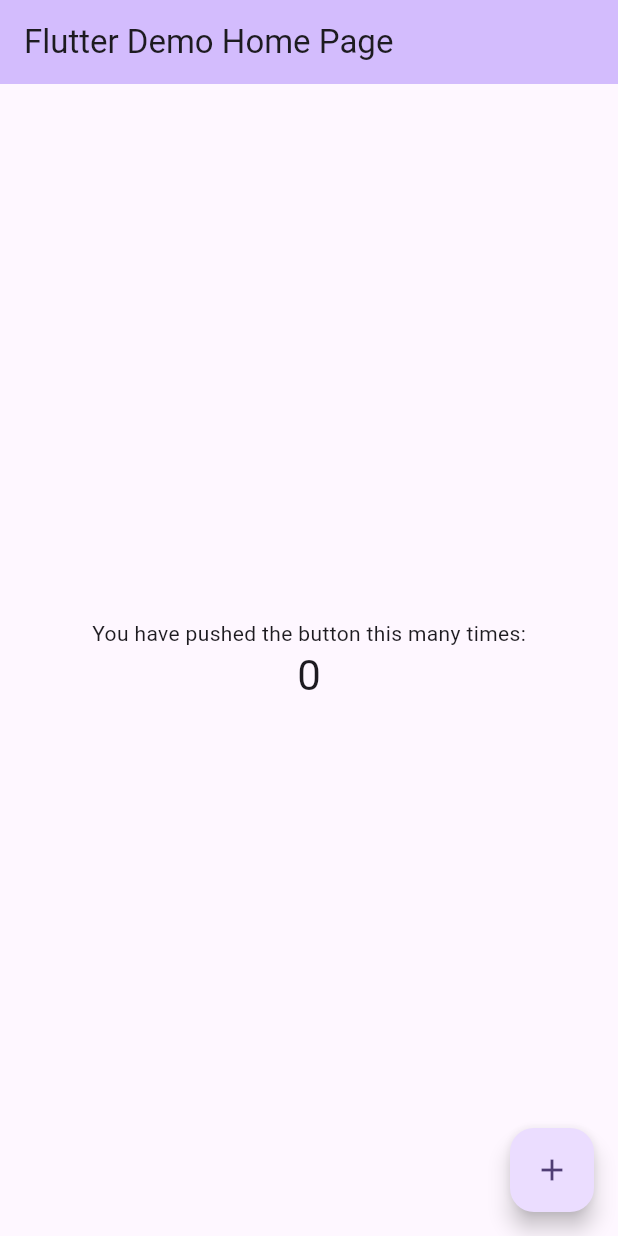
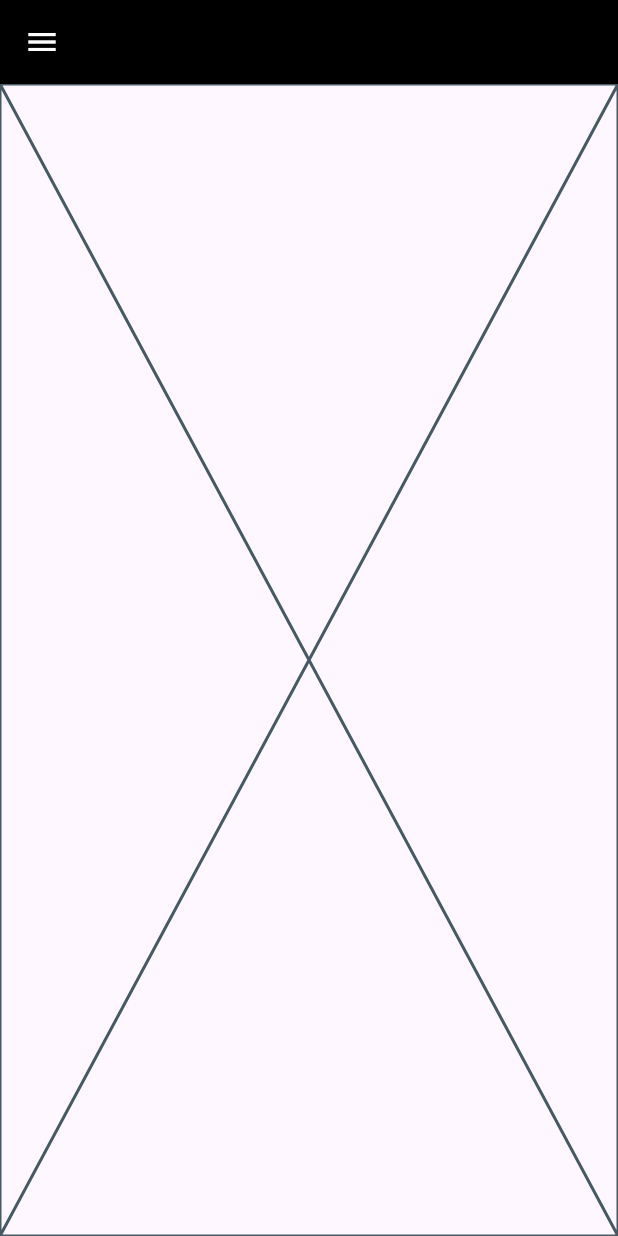
Before and after one commit to carnage67694325/adaptive_app, a Flutter app: the screen it shows after launch, on a phone screen of 412 x 824 dp. Run offline on Flutter 3.47's test engine with Material 3 defaults, Android fonts, the phone set to English and light mode, and no system bars.

Commit message:
created home view and appbar

```diff
--- /dev/null
+++ b/lib/features/home/views/home_view.dart
@@ -0,0 +1,22 @@
+import 'package:adaptive_app/features/home/views/widgets/home_view_body.dart';
+import 'package:flutter/material.dart';
+
+class HomeView extends StatelessWidget {
+  const HomeView({super.key});
+
+  @override
+  Widget build(BuildContext context) {
+    return Scaffold(
+        appBar: AppBar(
+          backgroundColor: Colors.black,
+          leading: IconButton(
+            onPressed: () {},
+            icon: const Icon(
+              Icons.menu,
+              color: Colors.white,
+            ),
+          ),
+        ),
+        body: const HomeViewBody());
+  }
+}
--- /dev/null
+++ b/lib/features/home/views/widgets/home_view_body.dart
@@ -0,0 +1,10 @@
+import 'package:flutter/material.dart';
+
+class HomeViewBody extends StatelessWidget {
+  const HomeViewBody({super.key});
+
+  @override
+  Widget build(BuildContext context) {
+    return const Placeholder();
+  }
+}
--- a/lib/main.dart
+++ b/lib/main.dart
@@ -1,125 +1,18 @@
+import 'package:adaptive_app/features/home/views/home_view.dart';
 import 'package:flutter/material.dart';
 
 void main() {
-  runApp(const MyApp());
+  runApp(const AdaptiveApp());
 }
 
-class MyApp extends StatelessWidget {
-  const MyApp({super.key});
+class AdaptiveApp extends StatelessWidget {
+  const AdaptiveApp({super.key});
 
-  // This widget is the root of your application.
   @override
   Widget build(BuildContext context) {
-    return MaterialApp(
-      title: 'Flutter Demo',
-      theme: ThemeData(
-        // This is the theme of your application.
-        //
-        // TRY THIS: Try running your application with "flutter run". You'll see
-        // the application has a purple toolbar. Then, without quitting the app,
-        // try changing the seedColor in the colorScheme below to Colors.green
-        // and then invoke "hot reload" (save your changes or press the "hot
-        // reload" button in a Flutter-supported IDE, or press "r" if you used
-        // the command line to start the app).
-        //
-        // Notice that the counter didn't reset back to zero; the application
-        // state is not lost during the reload. To reset the state, use hot
-        // restart instead.
-        //
-        // This works for code too, not just values: Most code changes can be
-        // tested with just a hot reload.
-        colorScheme: ColorScheme.fromSeed(seedColor: Colors.deepPurple),
-        useMaterial3: true,
-      ),
-      home: const MyHomePage(title: 'Flutter Demo Home Page'),
+    return const MaterialApp(
+      debugShowCheckedModeBanner: false,
+      home: HomeView(),
     );
   }
 }
-
-class MyHomePage extends StatefulWidget {
-  const MyHomePage({super.key, required this.title});
-
-  // This widget is the home page of your application. It is stateful, meaning
-  // that it has a State object (defined below) that contains fields that affect
-  // how it looks.
-
-  // This class is the configuration for the state. It holds the values (in this
-  // case the title) provided by the parent (in this case the App widget) and
-  // used by the build method of the State. Fields in a Widget subclass are
-  // always marked "final".
-
-  final String title;
-
-  @override
-  State<MyHomePage> createState() => _MyHomePageState();
-}
-
-class _MyHomePageState extends State<MyHomePage> {
-  int _counter = 0;
-
-  void _incrementCounter() {
-    setState(() {
-      // This call to setState tells the Flutter framework that something has
-      // changed in this State, which causes it to rerun the build method below
-      // so that the display can reflect the updated values. If we changed
-      // _counter without calling setState(), then the build method would not be
-      // called again, and so nothing would appear to happen.
-      _counter++;
-    });
-  }
-
-  @override
-  Widget build(BuildContext context) {
-    // This method is rerun every time setState is called, for instance as done
-    // by the _incrementCounter method above.
-    //
-    // The Flutter framework has been optimized to make rerunning build methods
-    // fast, so that you can just rebuild anything that needs updating rather
-    // than having to individually change instances of widgets.
-    return Scaffold(
-      appBar: AppBar(
-        // TRY THIS: Try changing the color here to a specific color (to
-        // Colors.amber, perhaps?) and trigger a hot reload to see the AppBar
-        // change color while the other colors stay the same.
-        backgroundColor: Theme.of(context).colorScheme.inversePrimary,
-        // Here we take the value from the MyHomePage object that was created by
-        // the App.build method, and use it to set our appbar title.
-        title: Text(widget.title),
-      ),
-      body: Center(
-        // Center is a layout widget. It takes a single child and positions it
-        // in the middle of the parent.
-        child: Column(
-          // Column is also a layout widget. It takes a list of children and
-          // arranges them vertically. By default, it sizes itself to fit its
-          // children horizontally, and tries to be as tall as its parent.
-          //
-          // Column has various properties to control how it sizes itself and
-          // how it positions its children. Here we use mainAxisAlignment to
-          // center the children vertically; the main axis here is the vertical
-          // axis because Columns are vertical (the cross axis would be
-          // horizontal).
-          //
-          // TRY THIS: Invoke "debug painting" (choose the "Toggle Debug Paint"
-          // action in the IDE, or press "p" in the console), to see the
-          // wireframe for each widget.
-          mainAxisAlignment: MainAxisAlignment.center,
-          children: <Widget>[
-            const Text(
-              'You have pushed the button this many times:',
-            ),
-            Text(
-              '$_counter',
-              style: Theme.of(context).textTheme.headlineMedium,
-            ),
-          ],
-        ),
-      ),
-      floatingActionButton: FloatingActionButton(
-        onPressed: _incrementCounter,
-        tooltip: 'Increment',
-        child: const Icon(Icons.add),
-      ), // This trailing comma makes auto-formatting nicer for build methods.
-    );
-  }
-}
```
